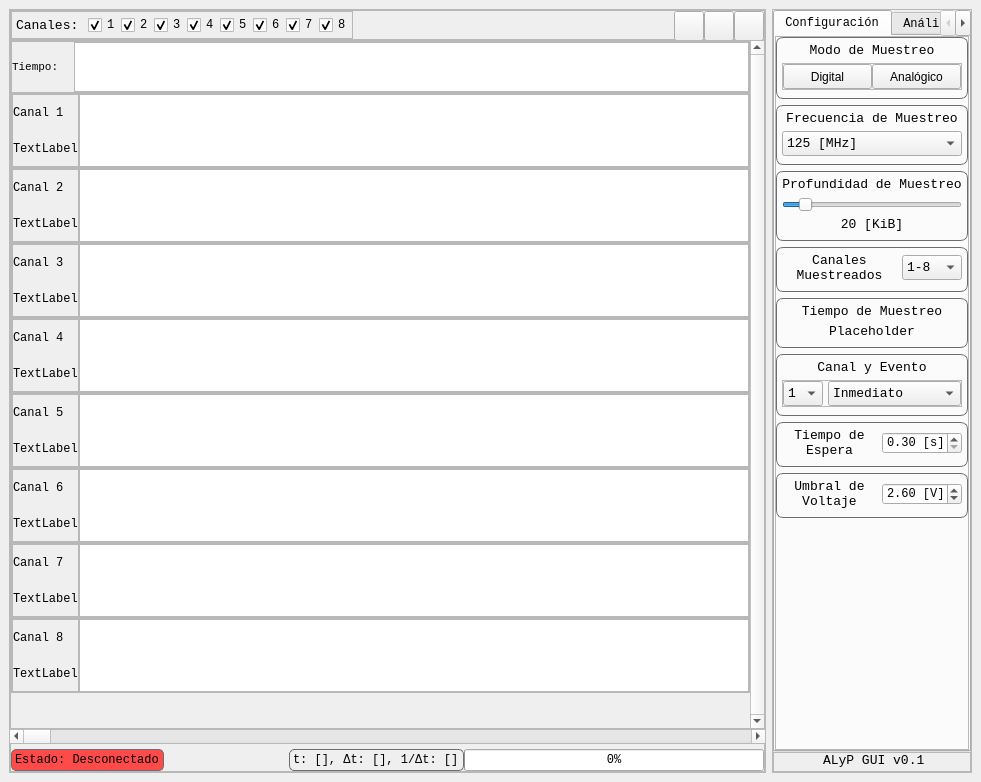
Before: the Qt Designer form GUI v0.1/src/mainwindow.ui in KarimHacen7/ProyectoFinal, drawn with Qt 5.
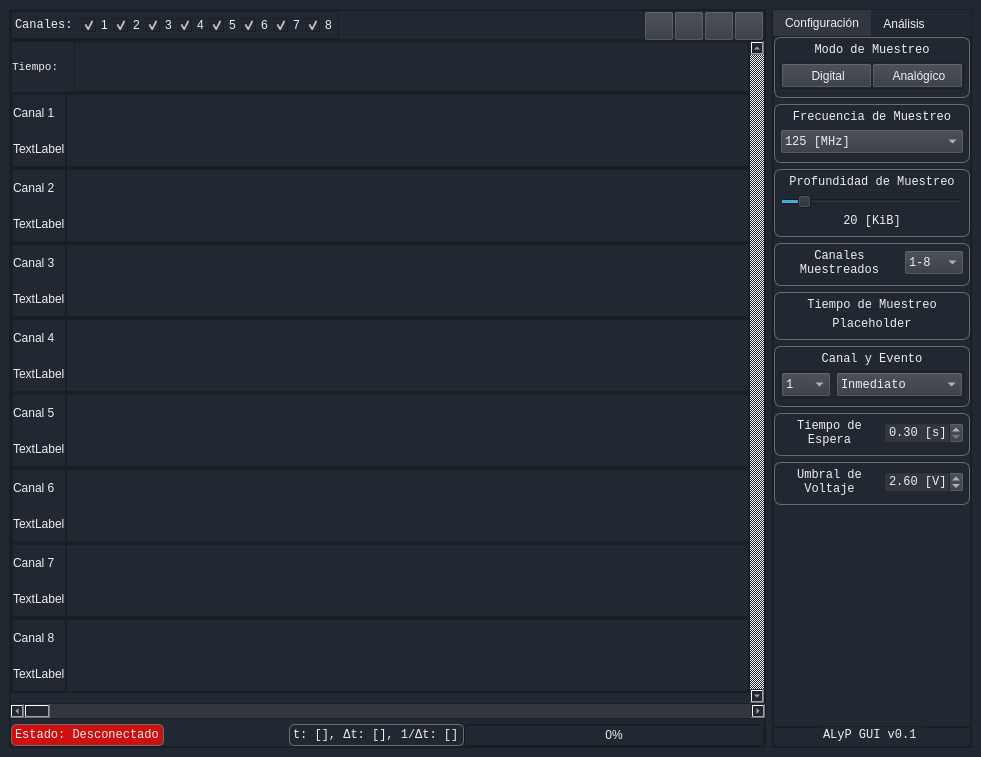
After: the same form once the commit is applied. Icons and pictures are not drawn.

Commit message: Aesthetic upgrades and DARK mode

Diff of the .ui file:
```diff
--- a/GUI v0.1/src/mainwindow.ui
+++ b/GUI v0.1/src/mainwindow.ui
@@ -7,7 +7,7 @@
     <x>0</x>
     <y>0</y>
     <width>981</width>
-    <height>782</height>
+    <height>757</height>
    </rect>
   </property>
   <property name="minimumSize">
@@ -19,7 +19,9 @@
   <property name="font">
    <font>
     <family>Consolas</family>
-    <pointsize>10</pointsize>
+    <pointsize>9</pointsize>
+    <italic>false</italic>
+    <bold>false</bold>
    </font>
   </property>
   <property name="windowTitle">
@@ -30,7 +32,17 @@
     <normaloff>:/ButtonIcons/ico/square-wave.svg</normaloff>:/ButtonIcons/ico/square-wave.svg</iconset>
   </property>
   <property name="styleSheet">
-   <string notr="true"/>
+   <string notr="true">*{
+	color: #EEEEEE;
+	background-color: #222831;
+	font: 9pt &quot;Consolas&quot;;
+}
+.QPushButton, .QComboBox, QDoubleSpinBox
+{
+	background-color: #31363F;
+	color:#EEEEEE
+}
+</string>
   </property>
   <property name="iconSize">
    <size>
@@ -43,11 +55,29 @@
     <font>
      <family>Consolas</family>
      <pointsize>9</pointsize>
+     <italic>false</italic>
+     <bold>false</bold>
     </font>
    </property>
    <layout class="QHBoxLayout" name="horizontalLayout">
     <item>
      <widget class="QFrame" name="mainFrame">
+      <property name="styleSheet">
+       <string notr="true">QScrollArea QScrollBar::add-page:vertical
+{
+		background-color:#31363F;
+}
+
+QScrollArea QScrollBar::sub-page:vertical
+{
+		background-color:#31363F;
+}
+
+QScrollArea QScrollBar::handle:disabled
+{
+	background-color:#31363F;
+}</string>
+      </property>
       <property name="frameShape">
        <enum>QFrame::StyledPanel</enum>
       </property>
@@ -153,7 +183,9 @@
                <property name="font">
                 <font>
                  <family>Consolas</family>
-                 <pointsize>10</pointsize>
+                 <pointsize>9</pointsize>
+                 <italic>false</italic>
+                 <bold>false</bold>
                 </font>
                </property>
                <property name="styleSheet">
@@ -263,6 +295,35 @@
             </property>
            </spacer>
           </item>
+          <item>
+           <widget class="QPushButton" name="gridPushButton">
+            <property name="minimumSize">
+             <size>
+              <width>30</width>
+              <height>30</height>
+             </size>
+            </property>
+            <property name="maximumSize">
+             <size>
+              <width>30</width>
+              <height>30</height>
+             </size>
+            </property>
+            <property name="text">
+             <string/>
+            </property>
+            <property name="icon">
+             <iconset resource="Icons.qrc">
+              <normaloff>:/ButtonIcons/ico/grid.png</normaloff>:/ButtonIcons/ico/grid.png</iconset>
+            </property>
+            <property name="iconSize">
+             <size>
+              <width>23</width>
+              <height>23</height>
+             </size>
+            </property>
+           </widget>
+          </item>
           <item>
            <widget class="QPushButton" name="cursorPushButton">
             <property name="minimumSize">
@@ -341,6 +402,10 @@
               <height>30</height>
              </size>
             </property>
+            <property name="styleSheet">
+             <string notr="true">
+</string>
+            </property>
             <property name="text">
              <string/>
             </property>
@@ -350,8 +415,8 @@
             </property>
             <property name="iconSize">
              <size>
-              <width>20</width>
-              <height>20</height>
+              <width>23</width>
+              <height>23</height>
              </size>
             </property>
            </widget>
@@ -361,6 +426,9 @@
        </item>
        <item>
         <widget class="QScrollArea" name="logicAnalyzersScrollArea">
+         <property name="styleSheet">
+          <string notr="true"/>
+         </property>
          <property name="verticalScrollBarPolicy">
           <enum>Qt::ScrollBarAlwaysOn</enum>
          </property>
@@ -376,7 +444,7 @@
             <x>0</x>
             <y>0</y>
             <width>736</width>
-            <height>684</height>
+            <height>659</height>
            </rect>
           </property>
           <layout class="QVBoxLayout" name="verticalLayout_17">
@@ -437,8 +505,17 @@
                  <font>
                   <family>Consolas</family>
                   <pointsize>8</pointsize>
+                  <italic>false</italic>
+                  <bold>false</bold>
                  </font>
                 </property>
+                <property name="styleSheet">
+                 <string notr="true">*
+{
+
+font: 8pt &quot;Consolas&quot;;
+}</string>
+                </property>
                 <property name="text">
                  <string>Tiempo:</string>
                 </property>
@@ -1298,6 +1375,12 @@
        </item>
        <item>
         <widget class="QScrollBar" name="channelHorizontalScrollBar">
+         <property name="styleSheet">
+          <string notr="true">QScrollBar::add-page:horizontal, QScrollBar::sub-page:horizontal
+{
+	background:#31363F;
+}</string>
+         </property>
          <property name="maximum">
           <number>1999</number>
          </property>
@@ -1342,12 +1425,14 @@
              <font>
               <family>consolas</family>
               <pointsize>9</pointsize>
+              <italic>false</italic>
+              <bold>false</bold>
              </font>
             </property>
             <property name="styleSheet">
              <string notr="true">*
 {
-background-color: #ff4a4a;
+background-color: #cd0f0f;
 font-family: consolas;
 border: 1px solid rgb(109, 109, 109);
 border-radius: 5px;
@@ -1459,18 +1544,17 @@
        <item>
         <widget class="QTabWidget" name="slideTabWidget">
          <property name="styleSheet">
-          <string notr="true">QFrame#samplingChannelsFrame,
-QFrame#samplingDepthFrame,
-QFrame#samplingFrequencyFrame,
-QFrame#samplingModeFrame, 
-QFrame#samplingModeFrame,
-QFrame#samplingModeFrame,
+          <string notr="true">QTabBar::tab {
+  background: #222831;
+} 
+QTabBar::tab:selected { 
+  background: #31363F;
+}
+QTabWidget#slideTabWidget::pane
 {
-border: 1px solid rgb(109, 109, 109);
-border-radius: 7px;
-padding:5px;
-padding-bottom:8px
-}</string>
+	border: none;
+}
+</string>
          </property>
          <property name="currentIndex">
           <number>0</number>
@@ -1479,6 +1563,9 @@
           <property name="accessibleName">
            <string>Muestreo</string>
           </property>
+          <property name="styleSheet">
+           <string notr="true"/>
+          </property>
           <attribute name="title">
            <string>Configuración</string>
           </attribute>
@@ -1577,7 +1664,9 @@
                    <property name="font">
                     <font>
                      <family>Consolas</family>
-                     <pointsize>10</pointsize>
+                     <pointsize>9</pointsize>
+                     <italic>false</italic>
+                     <bold>false</bold>
                     </font>
                    </property>
                    <property name="text">
@@ -1621,7 +1710,7 @@
                        </size>
                       </property>
                       <property name="text">
-                       <string>Digital</string>
+                       <string> Digital</string>
                       </property>
                       <property name="icon">
                        <iconset resource="Icons.qrc">
@@ -1641,7 +1730,7 @@
                        <string notr="true"/>
                       </property>
                       <property name="text">
-                       <string>Analógico</string>
+                       <string> Analógico</string>
                       </property>
                       <property name="icon">
                        <iconset resource="Icons.qrc">
@@ -1690,7 +1779,9 @@
                    <property name="font">
                     <font>
                      <family>Consolas</family>
-                     <pointsize>10</pointsize>
+                     <pointsize>9</pointsize>
+                     <italic>false</italic>
+                     <bold>false</bold>
                     </font>
                    </property>
                    <property name="text">
@@ -1712,7 +1803,9 @@
                    <property name="font">
                     <font>
                      <family>Consolas</family>
-                     <pointsize>10</pointsize>
+                     <pointsize>9</pointsize>
+                     <italic>false</italic>
+                     <bold>false</bold>
                     </font>
                    </property>
                    <property name="currentIndex">
@@ -1843,7 +1936,9 @@
                    <property name="font">
                     <font>
                      <family>Consolas</family>
-                     <pointsize>10</pointsize>
+                     <pointsize>9</pointsize>
+                     <italic>false</italic>
+                     <bold>false</bold>
                     </font>
                    </property>
                    <property name="text">
@@ -1881,7 +1976,9 @@
                    <property name="font">
                     <font>
                      <family>Consolas</family>
-                     <pointsize>10</pointsize>
+                     <pointsize>9</pointsize>
+                     <italic>false</italic>
+                     <bold>false</bold>
                     </font>
                    </property>
                    <property name="text">
@@ -1930,7 +2027,9 @@
                    <property name="font">
                     <font>
                      <family>Consolas</family>
-                     <pointsize>10</pointsize>
+                     <pointsize>9</pointsize>
+                     <italic>false</italic>
+                     <bold>false</bold>
                     </font>
                    </property>
                    <property name="text">
@@ -1955,7 +2054,9 @@
                    <property name="font">
                     <font>
                      <family>Consolas</family>
-                     <pointsize>10</pointsize>
+                     <pointsize>9</pointsize>
+                     <italic>false</italic>
+                     <bold>false</bold>
                     </font>
                    </property>
                    <property name="currentIndex">
@@ -2015,7 +2116,9 @@
                    <property name="font">
                     <font>
                      <family>Consolas</family>
-                     <pointsize>10</pointsize>
+                     <pointsize>9</pointsize>
+                     <italic>false</italic>
+                     <bold>false</bold>
                     </font>
                    </property>
                    <property name="text">
@@ -2031,7 +2134,9 @@
                    <property name="font">
                     <font>
                      <family>Consolas</family>
-                     <pointsize>10</pointsize>
+                     <pointsize>9</pointsize>
+                     <italic>false</italic>
+                     <bold>false</bold>
                     </font>
                    </property>
                    <property name="text">
@@ -2080,7 +2185,9 @@
                    <property name="font">
                     <font>
                      <family>Consolas</family>
-                     <pointsize>10</pointsize>
+                     <pointsize>9</pointsize>
+                     <italic>false</italic>
+                     <bold>false</bold>
                     </font>
                    </property>
                    <property name="text">
@@ -2138,7 +2245,9 @@
                       <property name="font">
                        <font>
                         <family>Consolas</family>
-                        <pointsize>10</pointsize>
+                        <pointsize>9</pointsize>
+                        <italic>false</italic>
+                        <bold>false</bold>
                        </font>
                       </property>
                       <item>
@@ -2194,7 +2303,9 @@
                       <property name="font">
                        <font>
                         <family>Consolas</family>
-                        <pointsize>10</pointsize>
+                        <pointsize>9</pointsize>
+                        <italic>false</italic>
+                        <bold>false</bold>
                        </font>
                       </property>
                       <item>
@@ -2279,7 +2390,9 @@
                    <property name="font">
                     <font>
                      <family>Consolas</family>
-                     <pointsize>10</pointsize>
+                     <pointsize>9</pointsize>
+                     <italic>false</italic>
+                     <bold>false</bold>
                     </font>
                    </property>
                    <property name="text">
@@ -2311,6 +2424,8 @@
                     <font>
                      <family>Consolas</family>
                      <pointsize>9</pointsize>
+                     <italic>false</italic>
+                     <bold>false</bold>
                     </font>
                    </property>
                    <property name="suffix">
@@ -2359,7 +2474,9 @@
                    <property name="font">
                     <font>
                      <family>Consolas</family>
-                     <pointsize>10</pointsize>
+                     <pointsize>9</pointsize>
+                     <italic>false</italic>
+                     <bold>false</bold>
                     </font>
                    </property>
                    <property name="acceptDrops">
@@ -2394,6 +2511,8 @@
                     <font>
                      <family>Consolas</family>
                      <pointsize>9</pointsize>
+                     <italic>false</italic>
+                     <bold>false</bold>
                     </font>
                    </property>
                    <property name="suffix">
@@ -2811,7 +2930,8 @@
           <property name="font">
            <font>
             <family>Consolas</family>
-            <pointsize>10</pointsize>
+            <pointsize>9</pointsize>
+            <italic>false</italic>
             <bold>false</bold>
             <underline>false</underline>
            </font>
```
Left out of the diff: 38 changed lines with no effect on the pictures. The commit also changes 44 other files.
